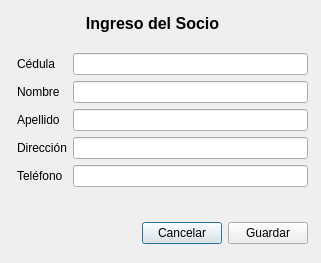
stsewd/polideportivo, file agregarsociowindow.ui: the form before one commit.
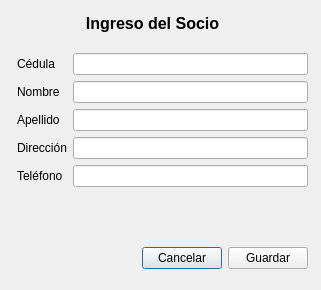
The form after the commit.

Diff of the .ui file:
```diff
--- a/agregarsociowindow.ui
+++ b/agregarsociowindow.ui
@@ -7,7 +7,7 @@
     <x>0</x>
     <y>0</y>
     <width>321</width>
-    <height>263</height>
+    <height>290</height>
    </rect>
   </property>
   <property name="windowTitle">
@@ -32,7 +32,7 @@
      <x>17</x>
      <y>53</y>
      <width>291</width>
-     <height>191</height>
+     <height>216</height>
     </rect>
    </property>
    <layout class="QVBoxLayout" name="verticalLayout">
```
